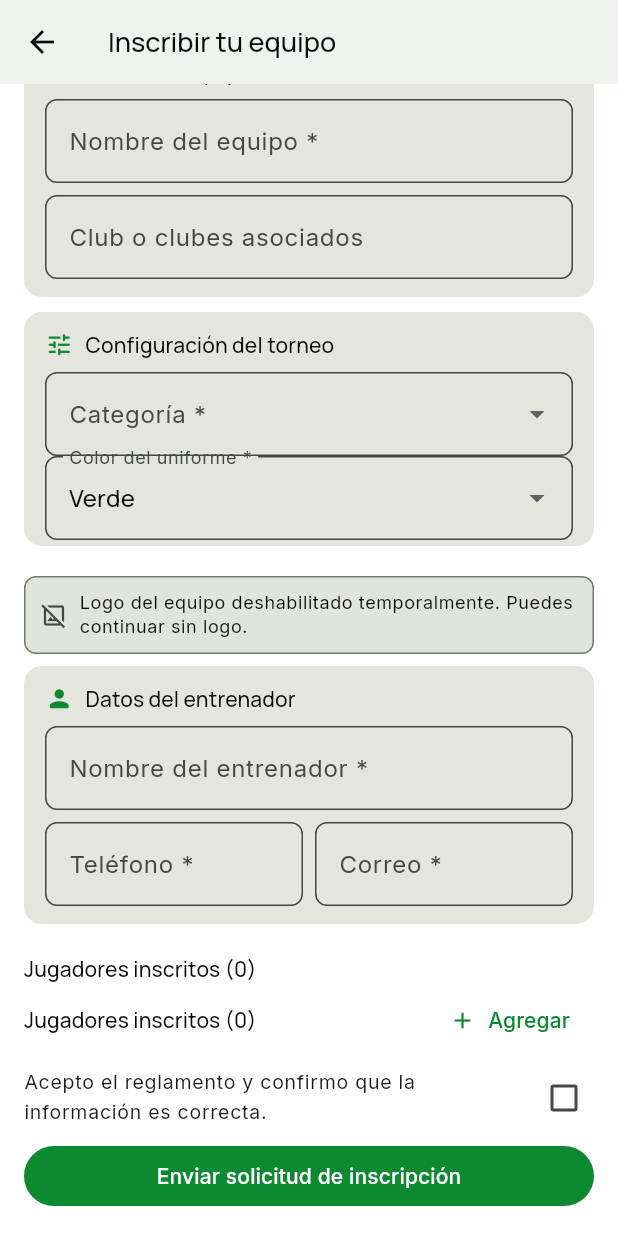
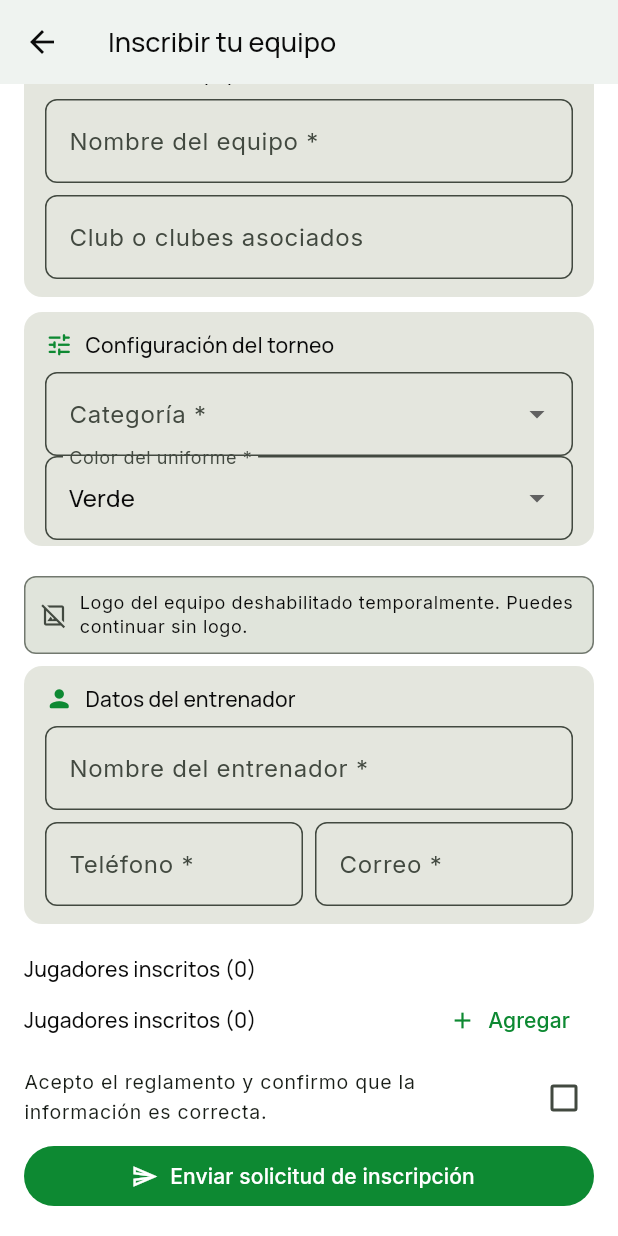
Before and after one commit to tatiana1104/handplay_demo, a Flutter app: the TeamRegistrationScreen screen opened directly with empty values, scrolled down 177 dp, on a phone screen of 412 x 824 dp. Run offline on Flutter 3.47's test engine with Material 3 defaults, Android fonts, the phone set to English and light mode, and no system bars; our stand-ins replace cloud_firestore, dartz, equatable, firebase_auth, firebase_core, firebase_messaging and 5 more; accounts and stored records are empty.

Commit message:
Fix resubmission and safe-area submit button

```diff
--- a/lib/features/tournaments/presentation/screens/team_registration_screen.dart
+++ b/lib/features/tournaments/presentation/screens/team_registration_screen.dart
@@ -269,11 +269,15 @@ class _TeamRegistrationScreenState extends State<TeamRegistrationScreen> {
       };
       final firestore = FirebaseFirestore.instance;
       final batch = firestore.batch();
-      batch.set(registration, {
-        ...teamData,
-        'verificationMessage': 'Solicitud recibida. Debes esperar a que el administrador verifique la información.',
-        'termsAccepted': true,
-      });
+      batch.set(
+        registration,
+        {
+          ...teamData,
+          'verificationMessage': 'Solicitud recibida. Debes esperar a que el administrador verifique la información.',
+          'termsAccepted': true,
+        },
+        SetOptions(merge: true),
+      );
       if (isCoachAccount) {
         final userRef = firestore.collection('users').doc(currentUser!.uid);
         final teamRef = firestore
@@ -293,7 +297,7 @@ class _TeamRegistrationScreenState extends State<TeamRegistrationScreen> {
           },
           SetOptions(merge: true),
         );
-        batch.set(teamRef, teamData);
+        batch.set(teamRef, teamData, SetOptions(merge: true));
       }
       await batch.commit().timeout(
         const Duration(seconds: 20),
@@ -484,7 +488,21 @@ class _TeamRegistrationScreenState extends State<TeamRegistrationScreen> {
           ),
         ),
         CheckboxListTile(dense: true, contentPadding: EdgeInsets.zero, value: _accepted, onChanged: (value) => setState(() => _accepted = value ?? false), title: const Text('Acepto el reglamento y confirmo que la información es correcta.')),
-        FilledButton(onPressed: _saving ? null : _submit, child: Text(_saving ? 'Enviando...' : 'Enviar solicitud de inscripción')),
+        SafeArea(
+          top: false,
+          minimum: const EdgeInsets.only(bottom: 16),
+          child: SizedBox(
+            width: double.infinity,
+            child: FilledButton.icon(
+              onPressed: _saving ? null : _submit,
+              icon: const Icon(Icons.send_outlined),
+              label: Padding(
+                padding: const EdgeInsets.symmetric(vertical: 4),
+                child: Text(_saving ? 'Enviando...' : 'Enviar solicitud de inscripción'),
+              ),
+            ),
+          ),
+        ),
       ])),
     );
   }
```
Also changed, not shown: 1 other file.
